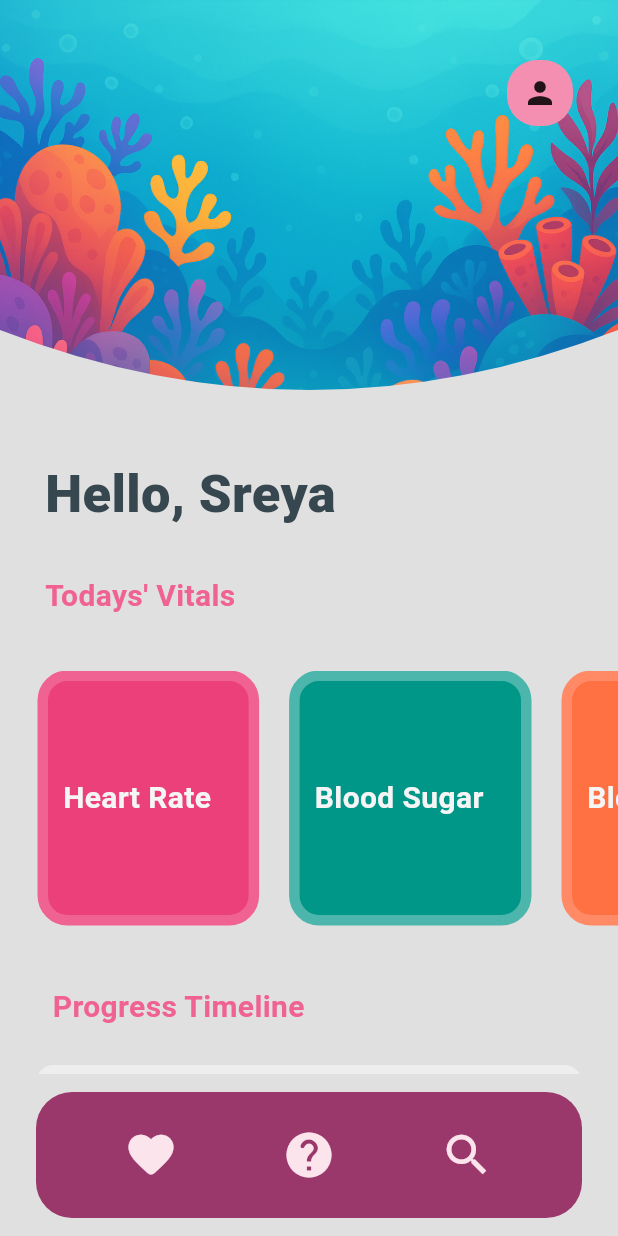
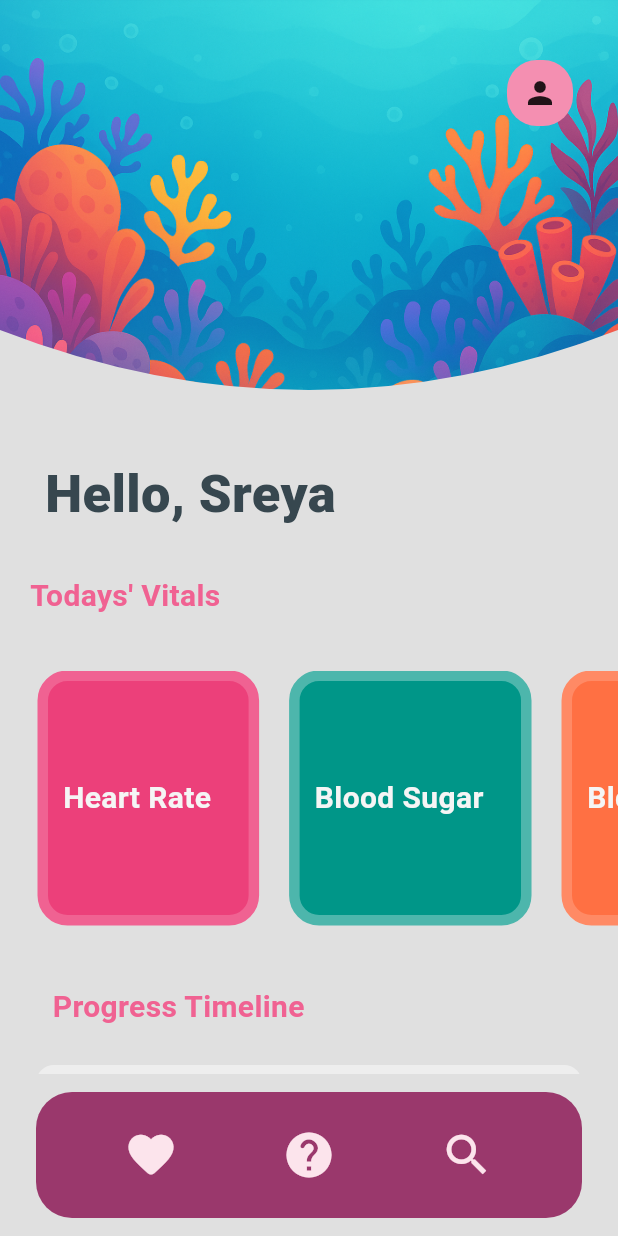
Before and after one commit to sreyasaju/heartSync, a Flutter app: the screen it shows after launch, on a phone screen of 412 x 824 dp. Run offline on Flutter 3.47's test engine with Material 3 defaults, Android fonts, the light colour scheme and no system bars; Roboto replaces fonts that are missing (BalooChettan2).

Commit message:
fix: remove unnecessary import

```diff
--- a/lib/main.dart
+++ b/lib/main.dart
@@ -1,7 +1,5 @@
 import 'package:flutter/material.dart';
 import 'package:heart_sync/pages/home_page.dart';
-import 'dart:ui';
-
 
 void main() {
   runApp(const MyApp());
--- a/lib/pages/home_page.dart
+++ b/lib/pages/home_page.dart
@@ -77,7 +77,7 @@ class _HomePageState extends State<HomePage> {
 
             // Heading above cards
             Padding(
-              padding: const EdgeInsets.symmetric(horizontal: 30.0, vertical: 25.0),
+              padding: const EdgeInsets.symmetric(horizontal: 20.0, vertical: 25.0),
               child: Align(
                 alignment: Alignment.centerLeft,
                 child: Text(
@@ -164,7 +164,7 @@ class _HomePageState extends State<HomePage> {
 
 class CoralCurveClipper extends CustomClipper<Path> {
   @override
-    Path getClip(ui.Size size) {
+  Path getClip(ui.Size size) {
     Path path = ui.Path();
     path.lineTo(0, size.height - 80);
     path.quadraticBezierTo(
```
